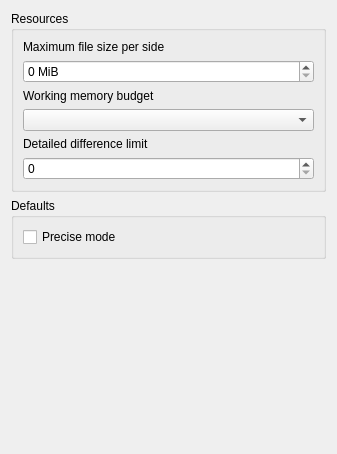
The window that src/settings/diffsettingdialog.ui (Wing-summer/WingHexExplorer2) describes before a commit, drawn with Qt 5.
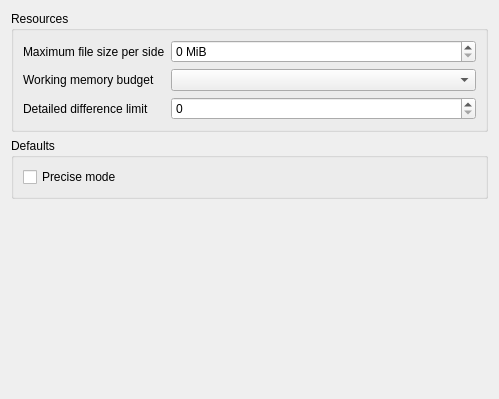
The same window after the commit.

```diff
--- a/src/settings/diffsettingdialog.ui
+++ b/src/settings/diffsettingdialog.ui
@@ -6,8 +6,8 @@
    <rect>
     <x>0</x>
     <y>0</y>
-    <width>337</width>
-    <height>454</height>
+    <width>499</width>
+    <height>399</height>
    </rect>
   </property>
   <layout class="QVBoxLayout" name="verticalLayout">
@@ -16,13 +16,7 @@
      <property name="title">
       <string>Resources</string>
      </property>
-     <layout class="QFormLayout" name="resourceLayout">
-      <property name="fieldGrowthPolicy">
-       <enum>QFormLayout::FieldGrowthPolicy::AllNonFixedFieldsGrow</enum>
-      </property>
-      <property name="rowWrapPolicy">
-       <enum>QFormLayout::RowWrapPolicy::WrapAllRows</enum>
-      </property>
+     <layout class="QFormLayout" name="formLayout">
       <item row="0" column="0">
        <widget class="QLabel" name="fileLabel">
         <property name="text">
```
Left out of the diff: 3 changed lines with no effect on the pictures.
